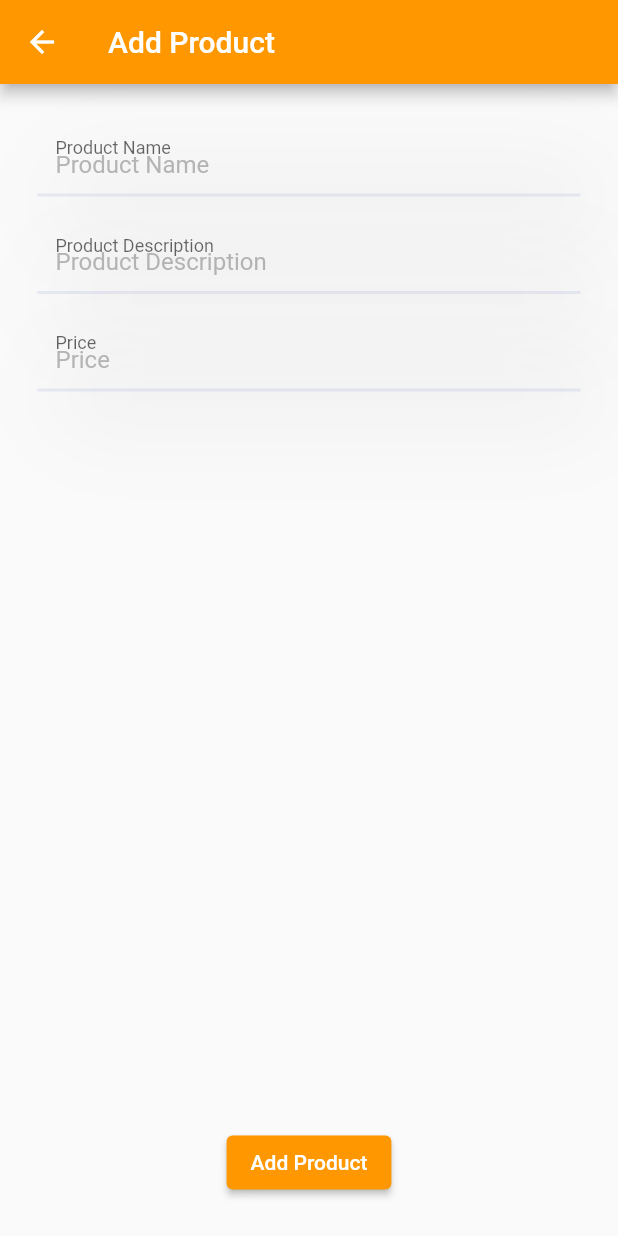
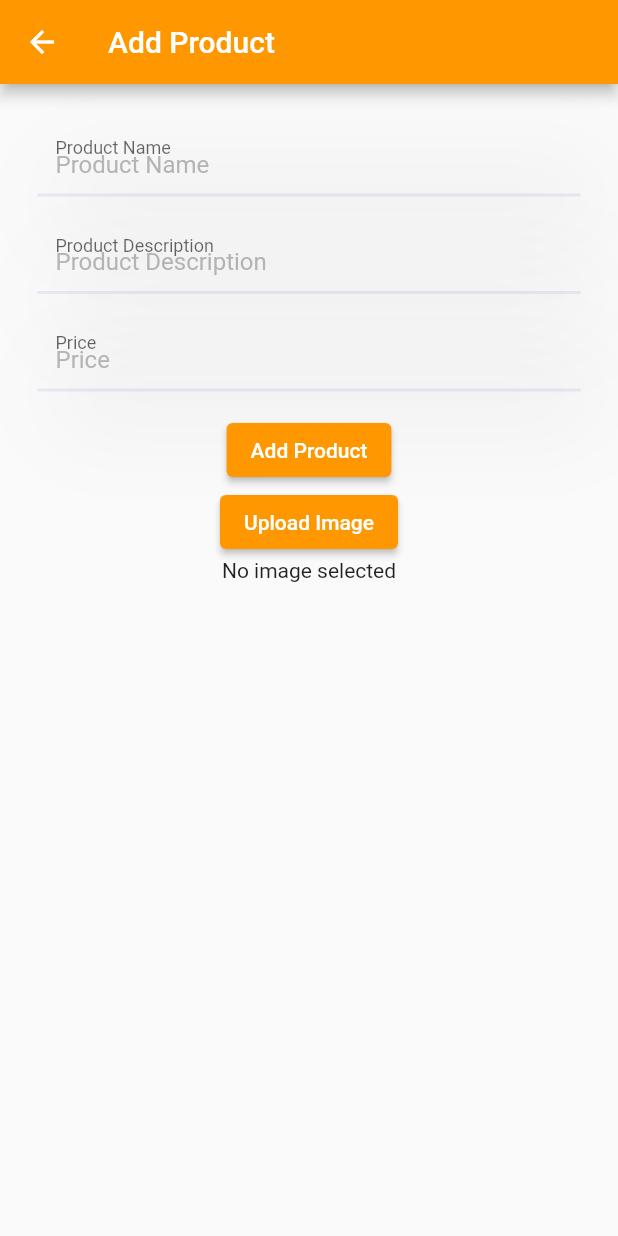
Before and after one commit to decadentsavant/ecommerce, a Flutter app: the AdminAddProductPage screen opened directly, after a tap on "Add Product", on a phone screen of 412 x 824 dp. Run offline on Flutter 3.47's test engine with Material 2 defaults, Android fonts, the phone set to English and light mode, and no system bars; our stand-ins replace cloud_firestore, firebase_auth, firebase_core, firebase_storage, flutter_riverpod, image_picker; missing offline and left inert: flutterfire_ui; accounts and stored records are empty.

Commit message:
Add add product w/ cloud storage for image.

```diff
--- a/lib/app/pages/admin_add_product_page.dart
+++ b/lib/app/pages/admin_add_product_page.dart
@@ -1,7 +1,10 @@
+import 'dart:io';
+
 import 'package:ecommerce/app/providers.dart';
 import 'package:ecommerce/models/product.dart';
 import 'package:flutter/material.dart';
 import 'package:flutter_riverpod/flutter_riverpod.dart';
+import 'package:image_picker/image_picker.dart';
 
 class AdminAddProductPage extends ConsumerStatefulWidget {
   const AdminAddProductPage({super.key});
@@ -18,15 +21,25 @@ class _AdminAddProductPageState extends ConsumerState<AdminAddProductPage> {
 
   Future<void> _addProduct() async {
     final storage = ref.read(databaseProvider);
-    if (storage == null) {
+    final fileStorage = ref.read(storageProvider);
+    final imageFile = ref.read(addImageProvider.state).state;
+
+    if (storage == null || fileStorage == null || imageFile == null) {
+      // ignore: avoid_print
+      print('Error: storage, fileStorage, or imageFile is null');
       return;
     }
+
+    final imageUrl = await fileStorage.uploadFile(
+      imageFile.path,
+    );
+
     await storage.addProduct(
       Product(
         name: titleTextEditingController.text,
         description: descriptionEditingController.text,
         price: double.parse(priceEditingController.text),
-        imageUrl: 'image',
+        imageUrl: imageUrl,
       ),
     );
     if (!mounted) return;
@@ -41,6 +54,7 @@ class _AdminAddProductPageState extends ConsumerState<AdminAddProductPage> {
       ),
       body: Padding(
         padding: const EdgeInsets.all(25),
+        child: SingleChildScrollView(
           child: Column(
             children: <Widget>[
               CustomInputFieldFb1(
@@ -64,12 +78,39 @@ class _AdminAddProductPageState extends ConsumerState<AdminAddProductPage> {
                 hintText: 'Price',
                 labelText: 'Price',
               ),
-            const Spacer(),
+              const SizedBox(
+                height: 15,
+              ),
               ElevatedButton(
                 onPressed: _addProduct,
                 child: const Text('Add Product'),
               ),
+              ElevatedButton(
+                onPressed: () async {
+                  final image = await ImagePicker().pickImage(
+                    source: ImageSource.gallery,
+                  );
+                  if (image != null) {
+                    ref.read(addImageProvider.state).state = image;
+                  }
+                },
+                child: const Text(
+                  'Upload Image',
+                ),
+              ),
+              Consumer(
+                builder: (context, watch, child) {
+                  final image = ref.watch(addImageProvider);
+                  return image == null
+                      ? const Text('No image selected')
+                      : Image.file(
+                          File(image.path),
+                          height: 200,
+                        );
+                },
+              ),
             ],
+          ),
         ),
       ),
     );
@@ -136,3 +177,5 @@ class CustomInputFieldFb1 extends StatelessWidget {
     );
   }
 }
+
+final addImageProvider = StateProvider<XFile?>((_) => null);
--- a/lib/app/providers.dart
+++ b/lib/app/providers.dart
@@ -1,4 +1,5 @@
 import 'package:ecommerce/services/firestore_service.dart';
+import 'package:ecommerce/services/storage_service.dart';
 import 'package:firebase_auth/firebase_auth.dart';
 import 'package:flutter_riverpod/flutter_riverpod.dart';
 
@@ -22,3 +23,14 @@ final databaseProvider = Provider<FirestoreService?>(
     return null;
   },
 );
+
+final storageProvider = Provider<StorageService?>(
+  (ref) {
+    final auth = ref.watch(authStateChangesProvider);
+    final uid = auth.asData?.value?.uid;
+    if (uid != null) {
+      return StorageService(uid: uid);
+    }
+    return null;
+  },
+);
--- a/lib/models/product.dart
+++ b/lib/models/product.dart
@@ -1,5 +1,6 @@
 class Product {
   Product({
+    this.id,
     required this.name,
     required this.description,
     required this.price,
@@ -7,18 +8,21 @@ class Product {
   });
 
   Product.fromMap(Map<String, dynamic> map)
-      : name = map['name'] as String? ?? '',
+      : id = map['id'] as String? ?? '',
+        name = map['name'] as String? ?? '',
         description = map['description'] as String? ?? '',
         price = map['price'] as double? ?? 0.0,
         imageUrl = map['imageUrl'] as String? ?? '';
 
+  final String? id;
   final String name;
   final String description;
   final double price;
   final String imageUrl;
 
-  Map<String, dynamic> toMap() {
+  Map<String, dynamic> toMap(String docId) {
     return {
+      'id' : docId,
       'name': name,
       'description': description,
       'price': price,
```
Also changed, not shown: lib/app/pages/admin_home.dart (+12 -0 lines), lib/services/firestore_service.dart (+6 -6 lines), lib/services/storage_service.dart (added, +22 -0 lines). Lines whose indentation alone changed are shown as unchanged.
